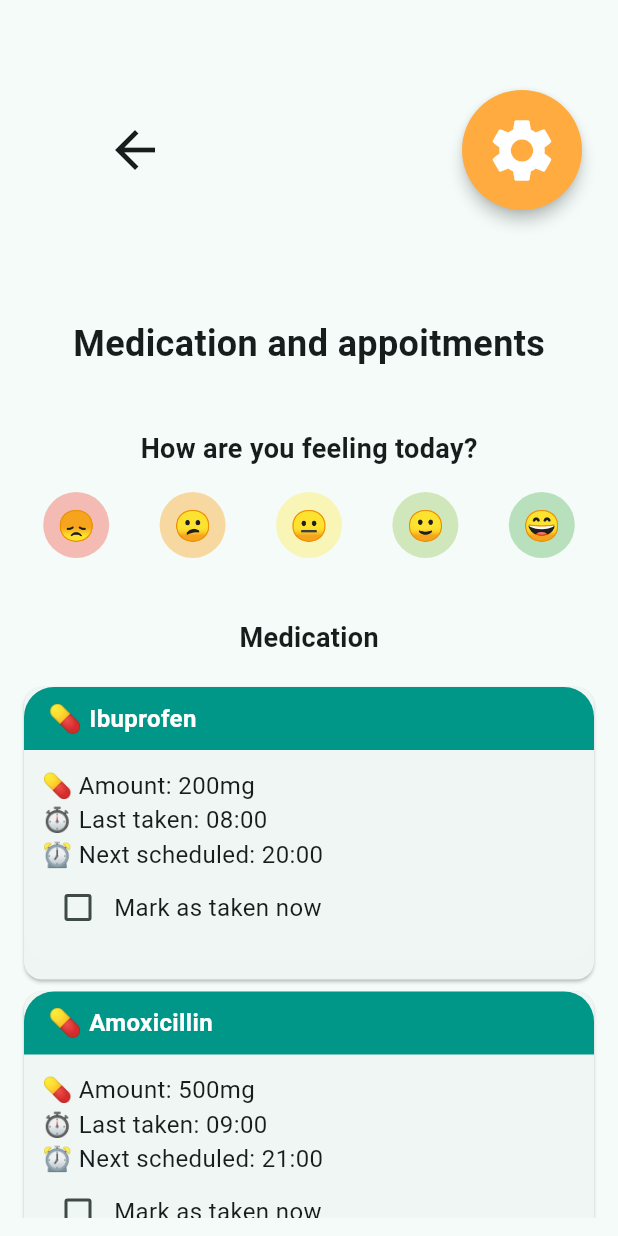
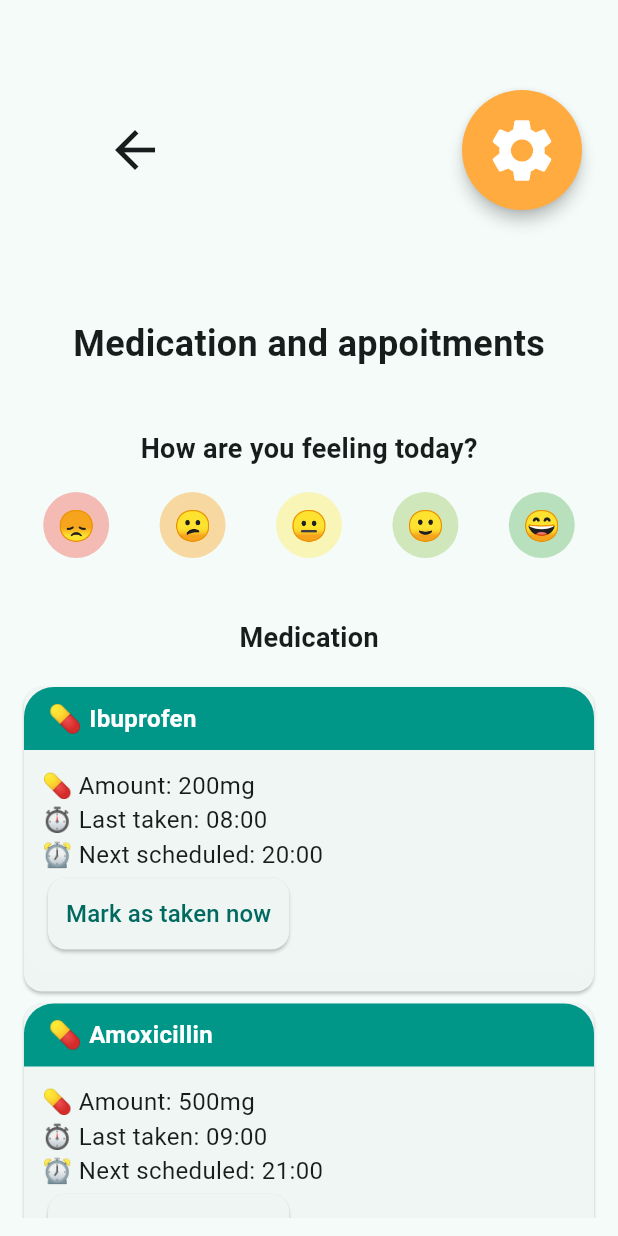
Before and after one commit to evergreen-collab/Project-Evergreen, a Flutter app: the screen it shows after launch, after a tap on "Medication", on a phone screen of 412 x 824 dp. Run offline on Flutter 3.47's test engine with Material 3 defaults, Android fonts, the phone set to English and light mode, and no system bars; our stand-ins replace flutter_contacts, video_player; missing offline and left inert: color_blindness.

Commit message:
Small tweaks, medication opacity, photo border

```diff
--- a/lib/pages/medication_page.dart
+++ b/lib/pages/medication_page.dart
@@ -164,6 +164,7 @@ class Medication {
   final String amount;
   final List<String> schedule;
   DateTime? lastTaken;
+  bool isTakenNow = false;
 
   Medication({
     required this.name,
@@ -173,6 +174,7 @@ class Medication {
 
   void markAsTaken() {
     lastTaken = DateTime.now();
+    isTakenNow = true;
   }
 
   void simulateLastTaken() {
@@ -187,7 +189,7 @@ class Medication {
         return;
       }
     }
-    lastTaken = now.subtract(const Duration(hours: 1));
+    lastTaken = null; // never taken
   }
 
   String get nextTime {
@@ -228,7 +230,9 @@ class MedicationCard extends StatelessWidget {
 
   @override
   Widget build(BuildContext context) {
-    return Card(
+    return Opacity(
+      opacity: medication.isTakenNow ? 0.5 : 1.0,
+      child: Card(
         child: Container(
           margin: const EdgeInsets.only(bottom: 12),
           decoration: BoxDecoration(
@@ -239,7 +243,10 @@ class MedicationCard extends StatelessWidget {
             crossAxisAlignment: CrossAxisAlignment.start,
             children: [
               Container(
-              padding: const EdgeInsets.symmetric(horizontal: 16, vertical: 8),
+                padding: const EdgeInsets.symmetric(
+                  horizontal: 16,
+                  vertical: 8,
+                ),
                 decoration: const BoxDecoration(
                   color: Colors.teal,
                   borderRadius: BorderRadius.only(
@@ -269,29 +276,36 @@ class MedicationCard extends StatelessWidget {
                   children: [
                     Text(
                       '💊 Amount: ${medication.amount}',
-                    style: TextStyle(fontSize: 16),
+                      style: const TextStyle(fontSize: 16),
                     ),
                     Text(
-                    '⏱️ Last taken: ${medication.lastTaken != null ? DateFormat('HH:mm').format(medication.lastTaken!) : 'Never'}',
-                    style: TextStyle(fontSize: 16),
+                      '⏱️ Last taken: ${medication.lastTaken != null ? DateFormat('HH:mm').format(medication.lastTaken!) : 'Not taken yet'}',
+                      style: const TextStyle(fontSize: 16),
                     ),
                     Text(
                       '⏰ Next scheduled: ${medication.nextTime}',
+                      style: const TextStyle(fontSize: 16),
+                    ),
+                    if (!medication.isTakenNow) ...[
+                      Row(
+                        children: [
+                          Card(
+                            child: TextButton(
+                              onPressed: onTaken,
+                              child: const Text(
+                                "Mark as taken now",
                                 style: TextStyle(fontSize: 16),
                               ),
-                  Row(
-                    children: [
-                      Checkbox(value: false, onChanged: (_) => onTaken()),
-                      const Text(
-                        "Mark as taken now",
-                        style: TextStyle(fontSize: 16),
+                            ),
                           ),
                         ],
                       ),
                     ],
+                  ],
                 ),
               ),
             ],
+          ),
         ),
       ),
     );
```
Also changed, not shown: lib/pages/photos_page.dart (+26 -11 lines), lib/pages/video_music_page.dart (+15 -3 lines), lib/widgets/photo_item.dart (+6 -1 lines). Lines whose indentation alone changed are shown as unchanged.
